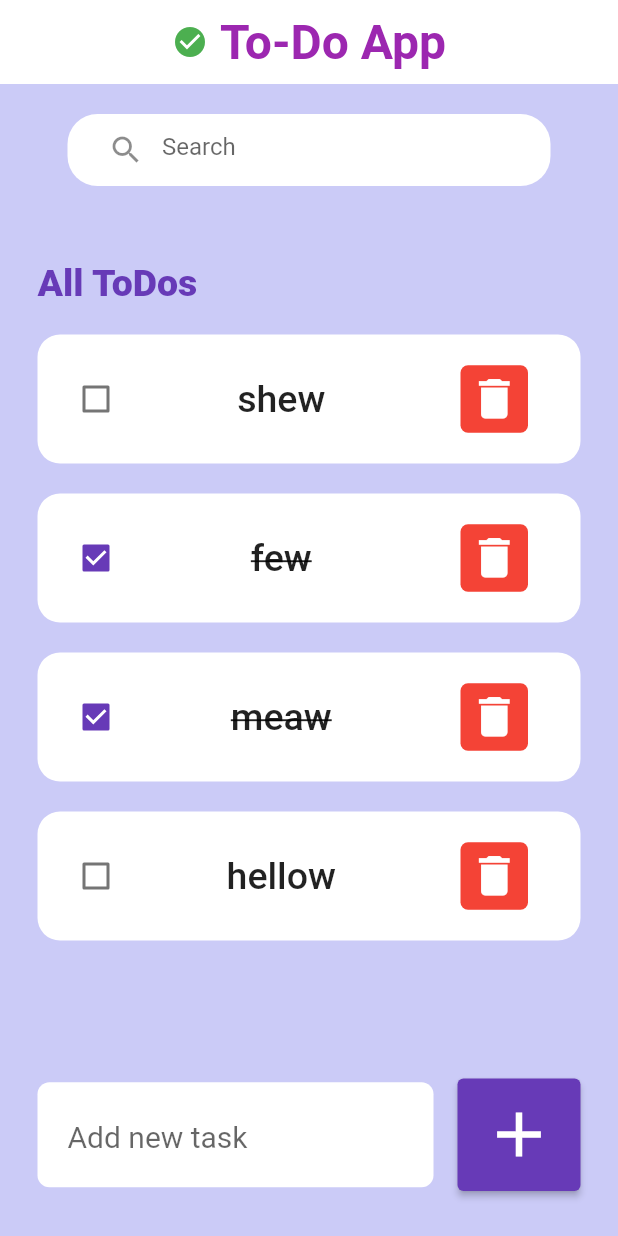
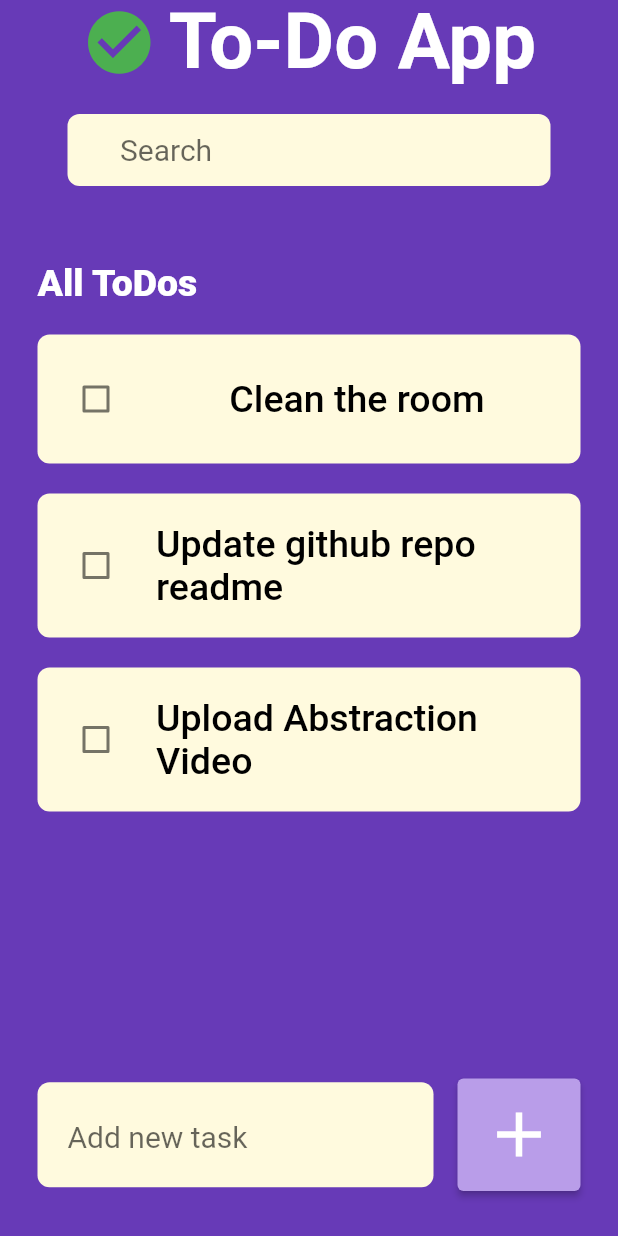
Before and after one commit to abdulrahmanabs/ToDo_App, a Flutter app: the screen it shows after launch, on a phone screen of 412 x 824 dp. Run offline on Flutter 3.47's test engine with Material 2 defaults, Android fonts, the phone set to English and light mode, and no system bars.

Commit message:
update theme

```diff
--- a/lib/constants/colors.dart
+++ b/lib/constants/colors.dart
@@ -1,7 +1,13 @@
 import 'package:flutter/material.dart';
 
-const Color bgColor = Color.fromARGB(255, 203, 203, 247);
+const Color bgColor = Color.fromARGB(255, 103, 58, 183);
+const Color addButtonColor = Color.fromARGB(255, 185, 157, 233);
 const Color redColor = Color.fromARGB(255, 244, 67, 54);
-const Color purpleColor = Colors.deepPurple;
+const Color purpleColor = Color.fromARGB(255, 255, 255, 255);
 const Color blackColor = Color.fromARGB(255, 17, 17, 17);
 const Color greyColor = Color.fromARGB(255, 109, 108, 108);
+const Color checkBoxColor = Color.fromARGB(255, 60, 190, 168);
+//const Color taskDoneColor = Color.fromARGB(255, 151, 233, 97);
+const Color taskDoneColor = Color.fromARGB(255, 0, 201, 167);
+
+const Color taskColor = Color.fromARGB(255, 255, 250, 222);
--- /dev/null
+++ b/lib/constants/styling.dart
@@ -0,0 +1,17 @@
+import 'package:flutter/material.dart';
+import 'package:my_todo_app/constants/colors.dart';
+
+const TextStyle kAppBarTextStyle = TextStyle(
+  fontWeight: FontWeight.bold, // Customizing font weight
+  fontSize: 52, // Customizing font size
+  color: purpleColor, // Using a consistent color
+);
+
+const InputDecoration kInputfieldDecoration = InputDecoration(
+    border: InputBorder.none,
+    hintText: "Add new task",
+    hintStyle: TextStyle(fontSize: 20),
+    contentPadding: EdgeInsets.only(top: 10, bottom: 10, left: 20));
+
+const TextStyle kAllTodosTitleStyle =
+    TextStyle(fontWeight: FontWeight.w800, fontSize: 25, color: purpleColor);
--- a/lib/models/todo.dart
+++ b/lib/models/todo.dart
@@ -4,9 +4,8 @@ class ToDo {
   bool? isDone;
 
   static List<ToDo> todos = [
-    ToDo(id: "1", isDone: false, taskText: "hellow"),
-    ToDo(id: "2", isDone: true, taskText: "meaw"),
-    ToDo(id: "3", isDone: true, taskText: "few"),
-    ToDo(id: "4", isDone: false, taskText: "shew"),
+    ToDo(id: "1", isDone: false, taskText: "Upload Abstraction Video"),
+    ToDo(id: "2", isDone: false, taskText: "Update github repo readme"),
+    ToDo(id: "3", isDone: false, taskText: "Clean the room"),
   ];
 }
--- a/lib/screens/home.dart
+++ b/lib/screens/home.dart
@@ -1,5 +1,6 @@
 import 'package:flutter/material.dart';
 import 'package:my_todo_app/constants/colors.dart';
+import 'package:my_todo_app/constants/styling.dart';
 import 'package:my_todo_app/models/todo.dart';
 import 'package:my_todo_app/widgets/todo_tile.dart';
 
@@ -33,6 +34,12 @@ class _HomeState extends State<Home> {
     });
   }
 
+  void CheckTask(ToDo todo) {
+    setState(() {
+      todo.isDone = !todo.isDone!;
+    });
+  }
+
   void Search(String searchWord) {
     setState(() {
       if (searchWord.isEmpty) {
@@ -60,7 +67,12 @@ class _HomeState extends State<Home> {
     return Scaffold(
       backgroundColor: bgColor,
       appBar: buildAppBar(),
-      body: Padding(
+      body: buildAppBody(),
+    );
+  }
+
+  Padding buildAppBody() {
+    return Padding(
       padding: const EdgeInsets.symmetric(horizontal: 25),
       child: Stack(
         children: [
@@ -77,35 +89,44 @@ class _HomeState extends State<Home> {
                       margin: EdgeInsets.only(top: 50, bottom: 20),
                       child: Text(
                         "All ToDos",
-                          style: TextStyle(
-                              fontWeight: FontWeight.w800,
-                              fontSize: 25,
-                              color: purpleColor),
+                        style: kAllTodosTitleStyle,
                       ),
                     ),
                     for (ToDo todo in Tasks!.reversed)
                       ToDoTile(
                         todo: todo,
                         onDeleteCallback: deleteTask,
+                        onTaskChecked: CheckTask,
                       )
                   ],
                 ),
               )
             ],
           ),
-            Align(
+          buildBottomRow()
+        ],
+      ),
+    );
+  }
+
+  Align buildBottomRow() {
+    return Align(
       alignment: Alignment.bottomCenter,
       child: Padding(
         padding: const EdgeInsets.only(bottom: 30, top: 10),
-                child: Row(children: [
-                  Expanded(
+        child: Row(children: [buildAddTaskTextfield(), buildAddButton()]),
+      ),
+    );
+  }
+
+  Expanded buildAddTaskTextfield() {
+    return Expanded(
       child: Padding(
         padding: const EdgeInsets.only(right: 16.0),
         child: Container(
             height: 70,
             decoration: BoxDecoration(
-                              color: Colors.white,
-                              borderRadius: BorderRadius.circular(8)),
+                color: taskColor, borderRadius: BorderRadius.circular(8)),
             child: Center(
               child: TextField(
                 style: TextStyle(fontSize: 25),
@@ -113,17 +134,15 @@ class _HomeState extends State<Home> {
                 onChanged: (value) {
                   taskText = value;
                 },
-                              decoration: InputDecoration(
-                                  border: InputBorder.none,
-                                  hintText: "Add new task",
-                                  hintStyle: TextStyle(fontSize: 20),
-                                  contentPadding: EdgeInsets.only(
-                                      top: 10, bottom: 10, left: 20)),
+                decoration: kInputfieldDecoration,
               ),
             )),
       ),
-                  ),
-                  ElevatedButton(
+    );
+  }
+
+  ElevatedButton buildAddButton() {
+    return ElevatedButton(
       onPressed: () {
         AddTask();
       },
@@ -133,14 +152,7 @@ class _HomeState extends State<Home> {
       ),
       style: ElevatedButton.styleFrom(
         minimumSize: Size(75, 75),
-                      backgroundColor: purpleColor,
-                    ),
-                  )
-                ]),
-              ),
-            )
-          ],
-        ),
+        backgroundColor: addButtonColor,
       ),
     );
   }
@@ -152,21 +164,18 @@ class _HomeState extends State<Home> {
         children: [
           Icon(
             Icons.check_circle,
+            size: 50,
             color: Colors.green, // Example of using a custom color
           ),
           SizedBox(width: 8), // Adding spacing
           Text(
             "To-Do App",
-            style: TextStyle(
-              fontWeight: FontWeight.bold, // Customizing font weight
-              fontSize: 32, // Customizing font size
-              color: Colors.purple, // Using a consistent color
-            ),
+            style: kAppBarTextStyle,
           ),
         ],
         mainAxisAlignment: MainAxisAlignment.center,
       ),
-      backgroundColor: Colors.white, // Customizing the background color
+      backgroundColor: Colors.transparent, // Customizing the background color
     );
   }
 }
@@ -180,19 +189,14 @@ class SearchBox extends StatelessWidget {
       padding: EdgeInsets.symmetric(horizontal: 15),
       margin: EdgeInsets.symmetric(horizontal: 20),
       decoration: BoxDecoration(
-        color: Colors.white,
-        borderRadius: BorderRadius.circular(20),
+        color: taskColor,
+        borderRadius: BorderRadius.circular(8),
       ),
       child: TextField(
           onChanged: (value) {
             onSearchBoxChanged(value);
           },
-        decoration: InputDecoration(
-          border: InputBorder.none,
-          hintText: "Search",
-          prefixIcon: Icon(Icons.search),
-        ),
-      ),
+          decoration: kInputfieldDecoration.copyWith(hintText: "Search")),
     );
   }
 }
--- a/lib/widgets/todo_tile.dart
+++ b/lib/widgets/todo_tile.dart
@@ -3,20 +3,84 @@ import 'package:my_todo_app/constants/colors.dart';
 import 'package:my_todo_app/models/todo.dart';
 
 class ToDoTile extends StatefulWidget {
-  ToDoTile({required this.todo, required this.onDeleteCallback});
-  ToDo todo;
-  final onDeleteCallback;
+  ToDoTile({
+    required this.todo,
+    required this.onDeleteCallback,
+    required this.onTaskChecked,
+  });
+
+  final ToDo todo;
+  final Function(String id) onDeleteCallback;
+  final Function(ToDo todo) onTaskChecked;
 
   @override
   State<ToDoTile> createState() => _ToDoTileState();
 }
 
 class _ToDoTileState extends State<ToDoTile> {
-  void CheckTask() {
-    setState(() {
-      widget.todo.isDone = !widget.todo.isDone!;
+  @override
+  Widget build(BuildContext context) {
+    return DismissibleTile(
+      todo: widget.todo,
+      onDeleteCallback: widget.onDeleteCallback,
+      onTaskChecked: widget.onTaskChecked,
+    );
+  }
+}
+
+class DismissibleTile extends StatelessWidget {
+  const DismissibleTile({
+    required this.todo,
+    required this.onDeleteCallback,
+    required this.onTaskChecked,
   });
+
+  final ToDo todo;
+  final Function(String id) onDeleteCallback;
+  final Function(ToDo todo) onTaskChecked;
+
+  @override
+  Widget build(BuildContext context) {
+    return Dismissible(
+      key: Key(todo.id.toString()),
+      onDismissed: (direction) {
+        onDeleteCallback(todo.id!);
+      },
+      direction: DismissDirection.endToStart,
+      background: DismissibleBackground(),
+      child: TaskTile(
+        todo: todo,
+        onTaskChecked: onTaskChecked,
+      ),
+    );
   }
+}
+
+class DismissibleBackground extends StatelessWidget {
+  @override
+  Widget build(BuildContext context) {
+    return Container(
+      color: Colors.red, // Background color when swiping
+      alignment: Alignment.centerRight,
+      margin: EdgeInsets.only(bottom: 20),
+      padding: EdgeInsets.only(right: 16),
+      child: Icon(
+        Icons.delete,
+        color: Colors.white,
+        size: 40,
+      ),
+    );
+  }
+}
+
+class TaskTile extends StatelessWidget {
+  const TaskTile({
+    required this.todo,
+    required this.onTaskChecked,
+  });
+
+  final ToDo todo;
+  final Function(ToDo todo) onTaskChecked;
 
   @override
   Widget build(BuildContext context) {
@@ -24,45 +88,60 @@ class _ToDoTileState extends State<ToDoTile> {
       margin: EdgeInsets.only(bottom: 20),
       child: ListTile(
         onTap: () {
-          CheckTask();
+          onTaskChecked(todo);
         },
         contentPadding: EdgeInsets.symmetric(vertical: 15, horizontal: 15),
-        shape: RoundedRectangleBorder(borderRadius: BorderRadius.circular(15)),
-        tileColor: Colors.white,
-        leading: Checkbox(
+        shape: RoundedRectangleBorder(borderRadius: BorderRadius.circular(8)),
+        tileColor: todo.isDone! ? taskDoneColor : taskColor,
+        leading: TaskCheckbox(
+          todo: todo,
+          onTaskChecked: onTaskChecked,
+        ),
+        title: TaskText(todo: todo),
+      ),
+    );
+  }
+}
+
+class TaskCheckbox extends StatelessWidget {
+  const TaskCheckbox({
+    required this.todo,
+    required this.onTaskChecked,
+  });
+
+  final ToDo todo;
+  final Function(ToDo todo) onTaskChecked;
+
+  @override
+  Widget build(BuildContext context) {
+    return Checkbox(
       onChanged: (value) {
-            CheckTask();
+        onTaskChecked(todo);
       },
-          activeColor: purpleColor,
-          value: widget.todo.isDone!,
-        ),
-        title: Center(
+      activeColor: checkBoxColor,
+      value: todo.isDone!,
+    );
+  }
+}
+
+class TaskText extends StatelessWidget {
+  const TaskText({
+    required this.todo,
+  });
+
+  final ToDo todo;
+
+  @override
+  Widget build(BuildContext context) {
+    return Center(
       child: Text(
-            widget.todo.taskText!,
+        todo.taskText!,
         style: TextStyle(
+          color: todo.isDone! ? Colors.white : Colors.black,
           fontWeight: FontWeight.w500,
           fontSize: 25,
-                decoration: widget.todo.isDone!
-                    ? TextDecoration.lineThrough
-                    : TextDecoration.none),
-          ),
-        ),
-        trailing: GestureDetector(
-          onTap: () {
-            widget.onDeleteCallback(widget.todo.id);
-          },
-          child: Container(
-            margin: EdgeInsets.symmetric(horizontal: 20, vertical: 0),
-            width: 45,
-            height: 45,
-            decoration: BoxDecoration(
-                borderRadius: BorderRadius.circular(5), color: redColor),
-            child: Icon(
-              Icons.delete,
-              size: 35,
-              color: Colors.white,
-            ),
-          ),
+          decoration:
+              todo.isDone! ? TextDecoration.lineThrough : TextDecoration.none,
         ),
       ),
     );
--- a/pubspec.yaml
+++ b/pubspec.yaml
@@ -9,6 +9,7 @@ environment:
 dependencies:
   flutter:
     sdk: flutter
+  shared_preferences: ^2.2.1
 
 dev_dependencies:
   flutter_test:
```
Also changed, not shown: pubspec.lock, 1 other file. Lines whose indentation alone changed are shown as unchanged.
